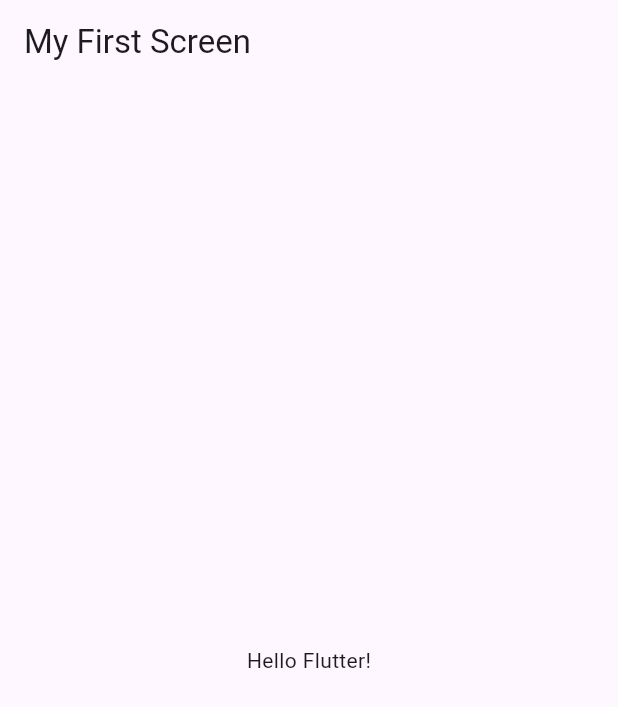
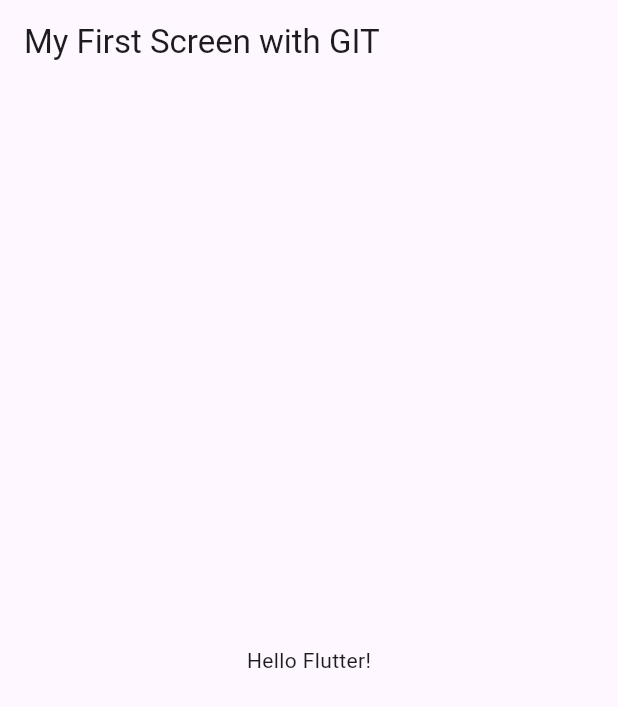
Before and after one commit to ryanfermo/flutter_sample, a Flutter app: the screen it shows after launch, on a phone screen of 412 x 824 dp. Shown: the top 707 px of the screen. Run offline on Flutter 3.47's test engine with Material 3 defaults, Android fonts, the light colour scheme and no system bars.

Commit message:
Initial commit

```diff
--- a/lib/main.dart
+++ b/lib/main.dart
@@ -21,7 +21,7 @@ class HomeScreen extends StatelessWidget {
   @override
   Widget build(BuildContext context) {
     return Scaffold(
-      appBar: AppBar(title: const Text('My First Screen')),
+      appBar: AppBar(title: const Text('My First Screen with GIT')),
       body: const Center(
         child: Text('Hello Flutter!'),
       ),
```
